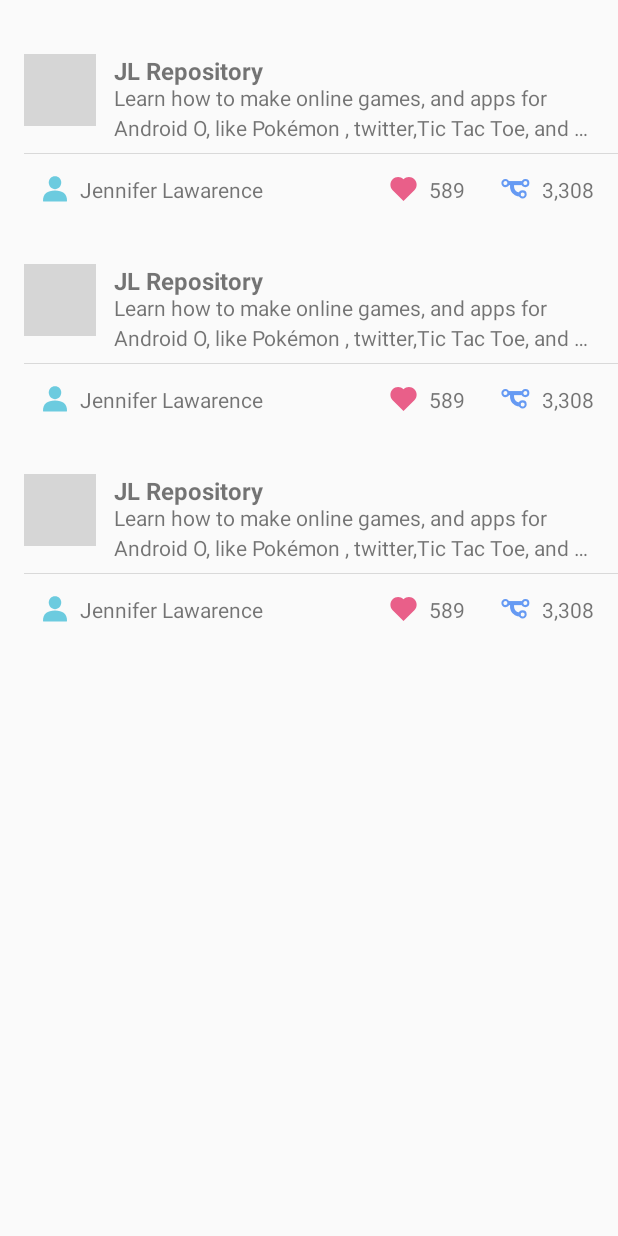
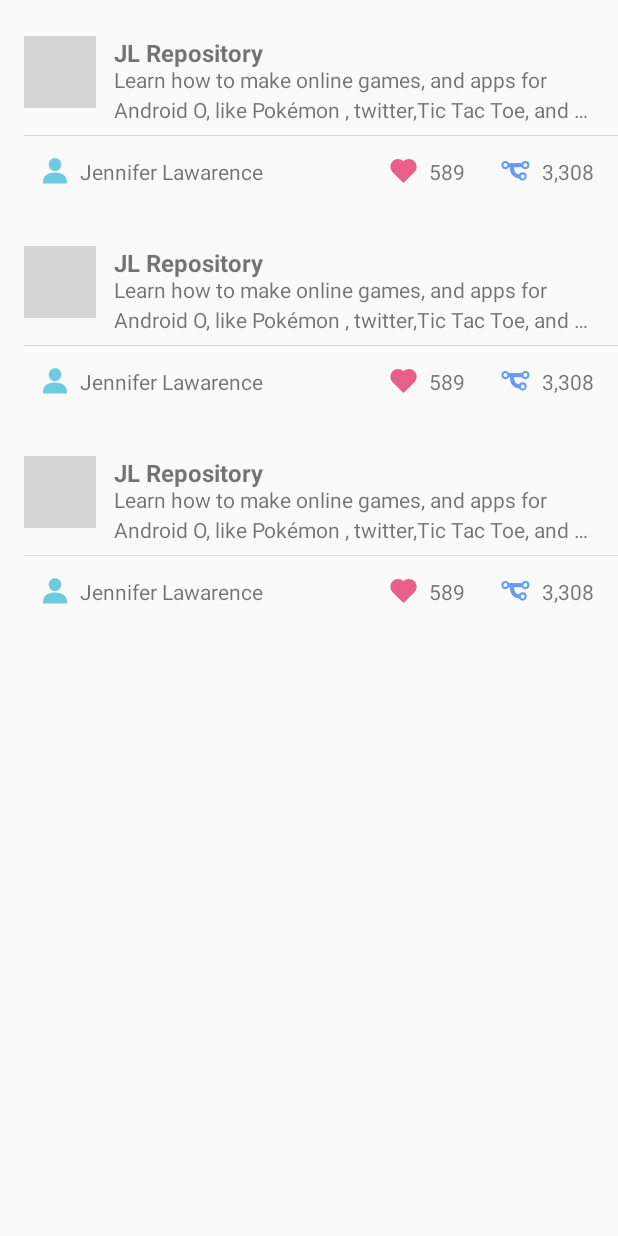
Before and after one commit to GabriellCosta/github-repo-view, an Android app: the layout activity_repo.xml on its own in the app's theme, with its tools: preview values and no code run, on a phone screen of 412 x 824 dp. Run offline under Robolectric (Android 15) with nearby library versions, the phone set to English and light mode, and no system bars; grey boxes are pictures that could not be loaded.

Commit message:
Remove initial margin from list view

```diff
--- a/feature/repo/src/main/res/layout/activity_repo.xml
+++ b/feature/repo/src/main/res/layout/activity_repo.xml
@@ -11,7 +11,6 @@
     android:id="@+id/rv_repo"
     android:layout_width="0dp"
     android:layout_height="0dp"
-    android:layout_marginTop="12dp"
     app:layout_constraintBottom_toTopOf="@+id/loading_repo"
     app:layout_constraintEnd_toEndOf="parent"
     app:layout_constraintStart_toStartOf="parent"
```
